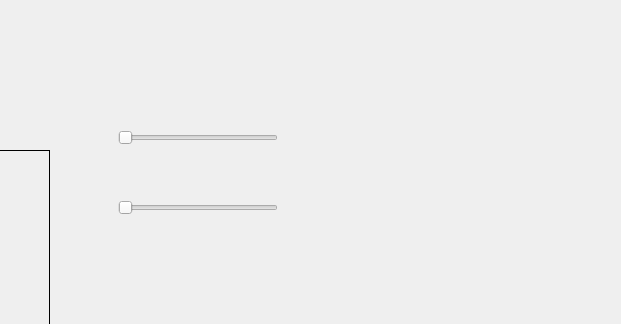
Above: app/widget.ui from lreithmayr/CT-Scan-Visualizer before the change; both pictures show x 502 to 1123 and y 0 to 324 of the 1123 by 781 pixel window. Below: the same form after it.
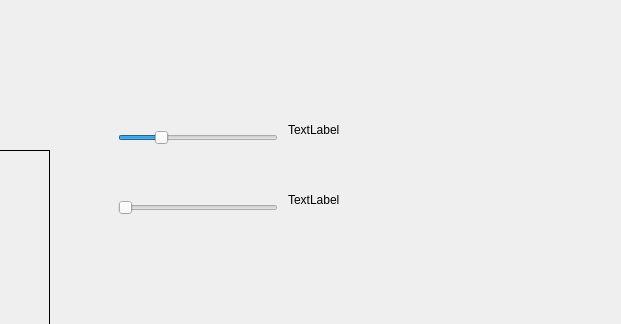
That is the form after the change.

Commit message: Added windowing sliders to widget.

```diff
--- a/app/widget.ui
+++ b/app/widget.ui
@@ -51,6 +51,15 @@
      <height>16</height>
     </rect>
    </property>
+   <property name="minimum">
+    <number>-1024</number>
+   </property>
+   <property name="maximum">
+    <number>3071</number>
+   </property>
+   <property name="sliderPosition">
+    <number>1</number>
+   </property>
    <property name="orientation">
     <enum>Qt::Horizontal</enum>
    </property>
@@ -68,6 +77,32 @@
     <enum>Qt::Horizontal</enum>
    </property>
   </widget>
+  <widget class="QLabel" name="label_sliderCenter">
+   <property name="geometry">
+    <rect>
+     <x>790</x>
+     <y>120</y>
+     <width>291</width>
+     <height>19</height>
+    </rect>
+   </property>
+   <property name="text">
+    <string>TextLabel</string>
+   </property>
+  </widget>
+  <widget class="QLabel" name="label_sliderWSize">
+   <property name="geometry">
+    <rect>
+     <x>790</x>
+     <y>190</y>
+     <width>291</width>
+     <height>19</height>
+    </rect>
+   </property>
+   <property name="text">
+    <string>TextLabel</string>
+   </property>
+  </widget>
  </widget>
  <resources/>
  <connections/>
```
Left out of the diff: 10 changed lines with no effect on the pictures. The commit also changes 3 other files.
